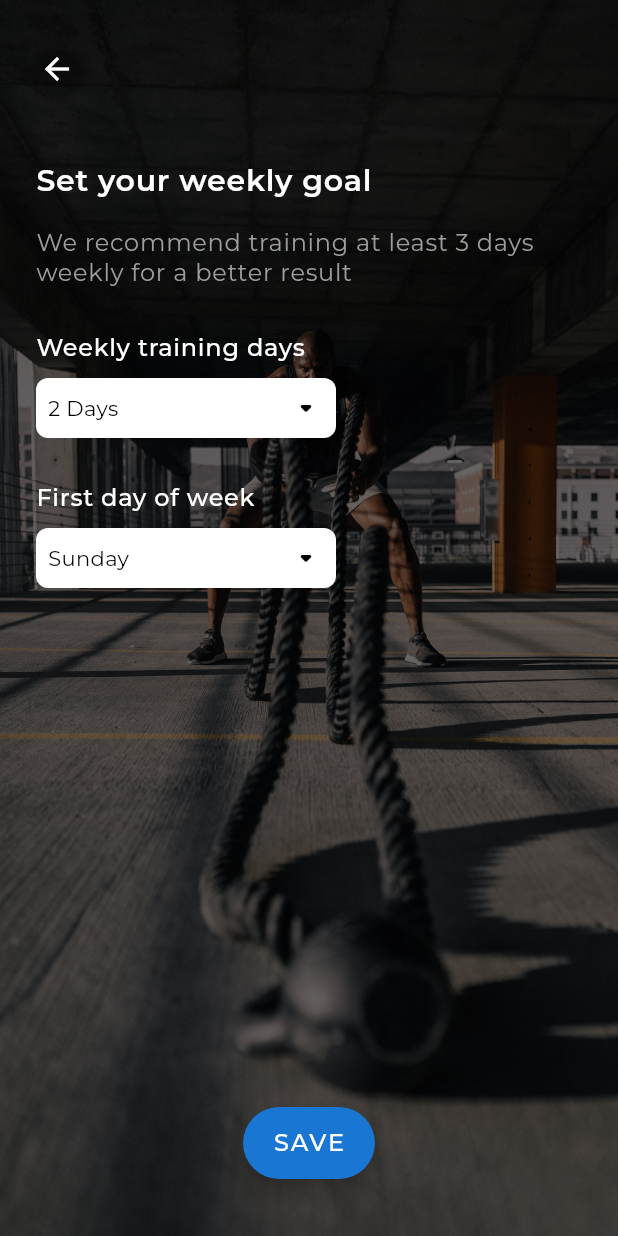
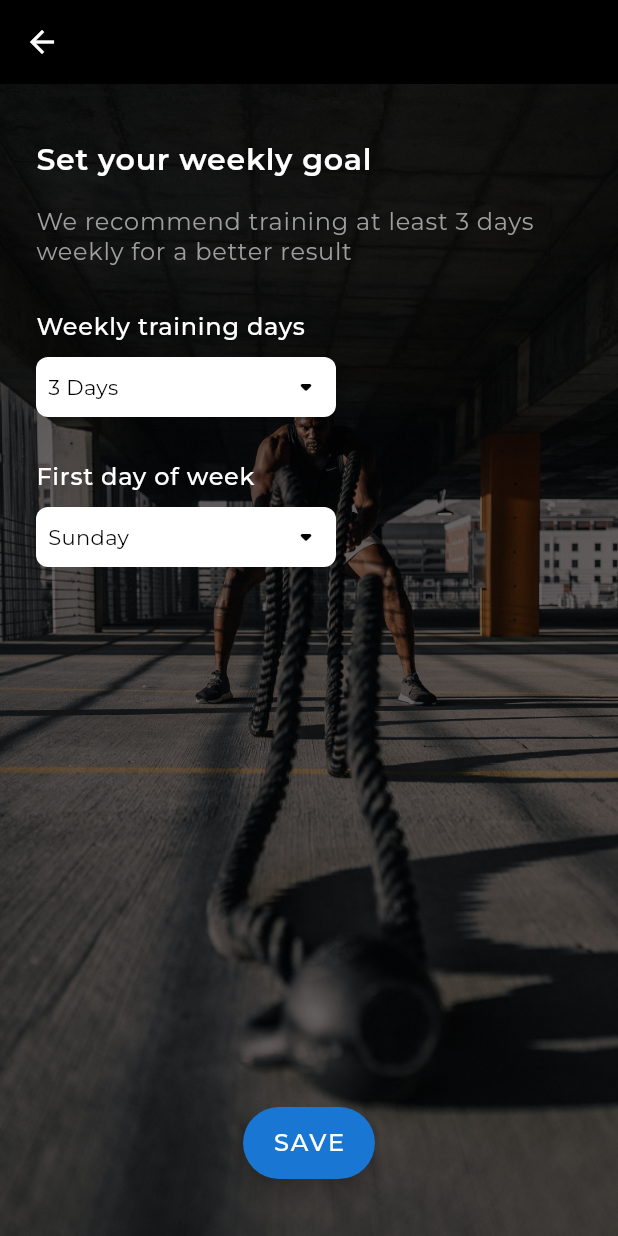
Before and after one commit to gaoypChina/home_workout_app, a Flutter app: the screen it shows after launch, after a tap on "Week Goal", on a phone screen of 412 x 824 dp. Run offline on Flutter 3.47's test engine with Material 2 defaults, Android fonts, the phone set to English and light mode, and no system bars; our stand-ins replace confetti, connectivity_plus, device_info, eva_icons_flutter, fl_chart, flutter_bloc and 25 more; missing offline and left inert: android_intent_plus, audiofileplayer, dashed_circle, flutter_email_sender, flutter_rounded_date_picker, text_to_speech; accounts and stored records are empty.

Commit message:
active goal updated

```diff
--- a/lib/widgets/active_goal.dart
+++ b/lib/widgets/active_goal.dart
@@ -25,14 +25,16 @@ class _ActiveGoalState extends State<ActiveGoal> {
   int completed = 0;
   int daySelected = 0;
   int trainingDay = 0;
-  bool isGoalSet = true;
+  bool isGoalSet = true, isLoading = true;
 
   _loadData() async {
-    trainingDay = await spHelper.loadInt(spKey.trainingDay)??7;
-    daySelected = await spHelper.loadInt(spKey.firstDay)??7;
+    trainingDay = await spHelper.loadInt(spKey.trainingDay) ?? 7;
+    daySelected = await spHelper.loadInt(spKey.firstDay) ?? 7;
     isGoalSet = await spHelper.loadBool(spKey.isGoalSet) ?? false;
-    setState(() {});
-    _getWorkDoneList();
+    await _getWorkDoneList();
+    setState(() {
+      isLoading = false;
+    });
   }
 
   _getWorkDoneList() async {
@@ -70,8 +72,6 @@ class _ActiveGoalState extends State<ActiveGoal> {
       activeDayList.add(ActiveDay(
           index: i, isDone: value, date: startDate.add(Duration(days: i))));
     }
-
-    setState(() {});
   }
 
   @override
@@ -87,23 +87,20 @@ class _ActiveGoalState extends State<ActiveGoal> {
     double height =MediaQuery.of(context).size.height;
 
     onTap() async {
-      var res = await showDialog(
-          context: context,
-          builder: (context) {
+      var res = await Navigator.of(context)
+          .push(MaterialPageRoute(builder: (context) {
         return WeekGoalSettings();
-          });
+      }));
       if (res != null) {
         setState(() {
           daySelected = res[0];
           trainingDay = res[1];
-          isGoalSet = res[2] == 0 ?true :false;
+          isGoalSet = res[2] == 0 ? true : false;
           _getWorkDoneList();
         });
       }
     }
     getTitle() {
-
-
       return InkWell(
         onTap: onTap,
         borderRadius: BorderRadius.only(
@@ -116,10 +113,11 @@ class _ActiveGoalState extends State<ActiveGoal> {
                 "Week Goal ",
                 style: textTheme.bodyText1.copyWith(
                     fontSize: 18,
-                    fontWeight: FontWeight.w500,
+                    fontWeight: FontWeight.w600,
                     color: textColor),
               ),
-              InkWell(
+              isGoalSet
+                  ? InkWell(
                       onTap: onTap,
                       child: Padding(
                         padding: const EdgeInsets.only(left: 4.0, right: 8),
@@ -133,12 +131,15 @@ class _ActiveGoalState extends State<ActiveGoal> {
                           ],
                         ),
                       ),
-              ),
+                    )
+                  : Container(),
               Spacer(),
-         isGoalSet?     Text(
+              isGoalSet
+                  ? Text(
                       "$completed/$trainingDay",
                       style: TextStyle(color: textColor),
-              ):Container()
+                    )
+                  : Container()
             ],
           ),
         ),
@@ -212,12 +213,35 @@ class _ActiveGoalState extends State<ActiveGoal> {
 
     getEmptyGoal() {
       return Container(
-        padding: EdgeInsets.only(left: 18,right: 18, bottom: 8),
-        height: height * .06,
+        padding: EdgeInsets.symmetric(horizontal: 8),
+        height: height * .09,
+        child: Column(
+          mainAxisAlignment: MainAxisAlignment.spaceAround,
+          children: [
+            Text(
+              "Set weekly goals for better body shape",
+              textAlign: TextAlign.center,
+              style: TextStyle(
+                  color: Colors.white,
+                  fontSize: 13,
+                  fontWeight: FontWeight.w300),
+            ),
+            ElevatedButton(
+              onPressed: () => onTap(),
               child: Text(
-          "Select week goal to achieve your fitness goal",textAlign: TextAlign.center,
-          style: TextStyle(
-              color: Colors.white, fontSize: 16, fontWeight: FontWeight.w300),
+                "Set A Goal",
+                style: TextStyle(color: Colors.black),
+              ),
+              style: ButtonStyle(
+                  padding: MaterialStateProperty.all(
+                      EdgeInsets.symmetric(horizontal: 24)),
+                  shape: MaterialStateProperty.all<RoundedRectangleBorder>(
+                      RoundedRectangleBorder(
+                    borderRadius: BorderRadius.circular(16.0),
+                  )),
+                  backgroundColor: MaterialStateProperty.all(Colors.white)),
+            )
+          ],
         ),
       );
     }
@@ -226,8 +250,9 @@ class _ActiveGoalState extends State<ActiveGoal> {
       padding: EdgeInsets.symmetric(horizontal: 8),
       child: InkWell(
         borderRadius: BorderRadius.all(Radius.circular(16)),
-        onTap: () =>
-          isGoalSet ?  Navigator.pushNamed(context, WorkoutDetailReport.routeName):onTap(),
+        onTap: () => isGoalSet
+            ? Navigator.pushNamed(context, WorkoutDetailReport.routeName)
+            : onTap(),
         child: Material(
           borderRadius: BorderRadius.all(Radius.circular(16)),
           elevation: 0,
@@ -238,7 +263,14 @@ class _ActiveGoalState extends State<ActiveGoal> {
                     colors: [Colors.blue, Colors.blue],
                     begin: Alignment.topRight,
                     end: Alignment.bottomLeft)),
-            child: Column(
+            child: isLoading
+                ? Container(
+                    height: height * .15,
+                    decoration: BoxDecoration(
+                        borderRadius: BorderRadius.all(Radius.circular(16)),
+                        gradient: LinearGradient(
+                            colors: [Colors.blue, Colors.blue.shade300])))
+                : Column(
                     children: [
                       getTitle(),
                       isGoalSet ? getWeeklyUpdate() : getEmptyGoal(),
--- a/lib/widgets/active_goal_settings.dart
+++ b/lib/widgets/active_goal_settings.dart
@@ -46,7 +46,7 @@ class _WeekGoalSettingsState extends State<WeekGoalSettings> {
       if(val == 1) return "Monday";
     }
    int firstDayRes =await spHelper.loadInt(spKey.firstDay) ?? 7;
-   int trainingDayRes = await spHelper.loadInt(spKey.trainingDay)?? 2;
+   int trainingDayRes = await spHelper.loadInt(spKey.trainingDay)?? 3;
    setState(() {
      trainingDay =trainingDayRes==1?trainingDayRes.toString() + " Day": trainingDayRes.toString() + " Days";
      firstDay = loadDay(firstDayRes);
@@ -68,8 +68,20 @@ super.initState();
 
     return Scaffold(
       backgroundColor:Colors.black,
+      appBar: AppBar(backgroundColor: Colors.transparent,
+        leading:  ElevatedButton(
+          onPressed: () => Navigator.of(context).pop(),
+          child: Icon(Icons.arrow_back,color: Colors.white,),
+          style: ElevatedButton.styleFrom(
+            primary: Colors.transparent,
+            shape: CircleBorder(),
+          ),
+        ),
 
-      body: Container(
+      ),
+
+      body: SafeArea(
+        child: Container(
 
           decoration: BoxDecoration(
 
@@ -78,20 +90,7 @@ super.initState();
                 colorFilter: new ColorFilter.mode( Colors.black.withOpacity(0.4) , BlendMode.dstATop),
               )),
 
-        child: Column(
-          crossAxisAlignment: CrossAxisAlignment.start,
-          children: [
-            Padding(
-              padding: const EdgeInsets.only(left: 6, top: 22),
-              child: ElevatedButton(
-                onPressed: () => Navigator.of(context).pop(),
-                child: Icon(Icons.arrow_back,color: Colors.white,),
-                style: ElevatedButton.styleFrom(
-                  primary: Colors.transparent,
-                  shape: CircleBorder(),
-                ),
-              ),
-            ),
+          child:
               Expanded(
                 child: Padding(
                   padding:
@@ -243,7 +242,8 @@ super.initState();
                       ]),
                 ),
               ),
-          ],
+
+
         ),
       ),
     );
```
Lines whose indentation alone changed are shown as unchanged.
